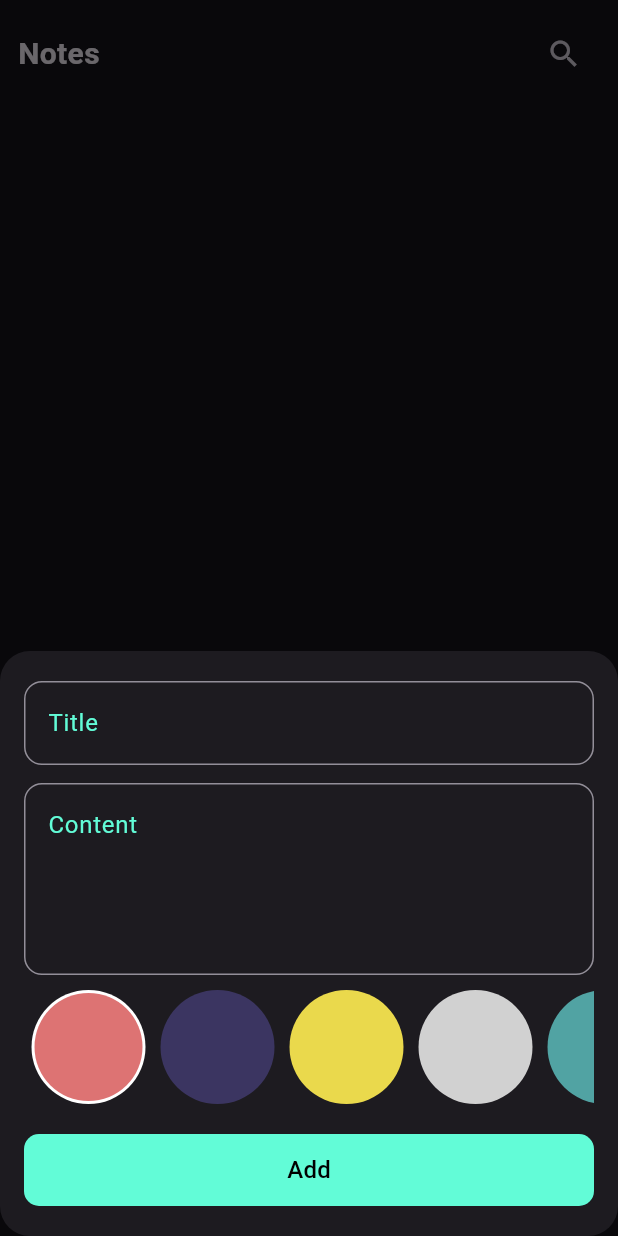
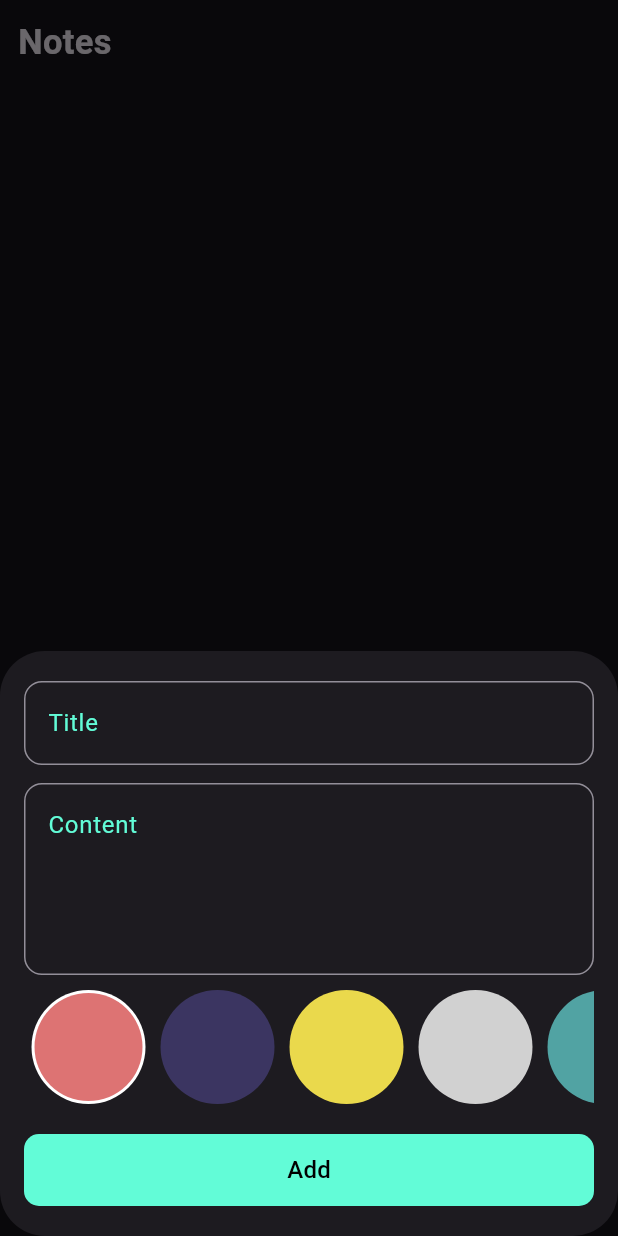
Before and after one commit to abdelrahman3003/Gathery, a Flutter app: the screen it shows after launch, after a tap on the "add" icon, on a phone screen of 412 x 824 dp. Run offline on Flutter 3.47's test engine with Material 3 defaults, Android fonts, the phone set to English and light mode, and no system bars; our stand-ins replace bloc, flutter_bloc, hive, hive_flutter; accounts and stored records are empty; statements that could not run were skipped.

Commit message:
change borer circule in showbuttonshhet

```diff
--- a/lib/constant/customappbar.dart
+++ b/lib/constant/customappbar.dart
@@ -17,9 +17,8 @@ class CustomAppbar extends StatelessWidget {
       children: [
         Text(
           title,
-          style: const TextStyle(fontSize: 20, fontWeight: FontWeight.bold),
+          style: const TextStyle(fontSize: 23, fontWeight: FontWeight.bold),
         ),
-        IconButton(onPressed: onPressed, icon: Icon(icon)),
       ],
     );
   }
--- a/lib/cubits/add_note _cubit/add_note_cubit.dart
+++ b/lib/cubits/add_note _cubit/add_note_cubit.dart
@@ -1,4 +1,5 @@
 import 'package:bloc/bloc.dart';
+import 'package:flutter/material.dart';
 import 'package:hive/hive.dart';
 import 'package:meta/meta.dart';
 import 'package:note_app/constant/constants.dart';
@@ -8,7 +9,9 @@ part 'add_note_state.dart';
 
 class AddNoteCubit extends Cubit<AddNoteState> {
   AddNoteCubit() : super(AddNoteInitial());
+  Color color = Color(0xffDD7373);
   addnote(NoteModel note) {
+    note.color = color.value;
     emit(AddNoteLoading());
     try {
       var noteBox = Hive.box<NoteModel>(kNoteBox);
--- a/lib/views/screens/noteview.dart
+++ b/lib/views/screens/noteview.dart
@@ -13,7 +13,7 @@ class NoteView extends StatelessWidget {
           showModalBottomSheet(
               isScrollControlled: true,
               shape: RoundedRectangleBorder(
-                  borderRadius: BorderRadiusDirectional.circular(20)),
+                  borderRadius: BorderRadiusDirectional.circular(30)),
               context: context,
               builder: (context) {
                 return ShowButtonSheet();
--- a/lib/views/widgets/colors_lisview.dart
+++ b/lib/views/widgets/colors_lisview.dart
@@ -1,5 +1,7 @@
 import 'package:flutter/material.dart';
+import 'package:flutter_bloc/flutter_bloc.dart';
 import 'package:note_app/constant/constants.dart';
+import 'package:note_app/cubits/add_note%20_cubit/add_note_cubit.dart';
 
 class ColorLisView extends StatefulWidget {
   const ColorLisView({super.key});
@@ -22,6 +24,8 @@ class _ColorLisViewState extends State<ColorLisView> {
                 onTap: () {
                   setState(() {
                     currentindex = index;
+                    BlocProvider.of<AddNoteCubit>(context).color =
+                        colors[index];
                   });
                 },
                 child: currentindex == index
--- a/lib/views/widgets/formtextfield.dart
+++ b/lib/views/widgets/formtextfield.dart
@@ -76,7 +76,8 @@ class _FormtextfieldState extends State<Formtextfield> {
           title: title!,
           subtitle: subtitle!,
           date: DateFormat("dd-mm-yyyy").format(DateTime.now()),
-          color: Colors.green.value);
+          color: BlocProvider.of<AddNoteCubit>(context).color.value);
+
       BlocProvider.of<AddNoteCubit>(context).addnote(note);
     } else {
       setState(() {
```
